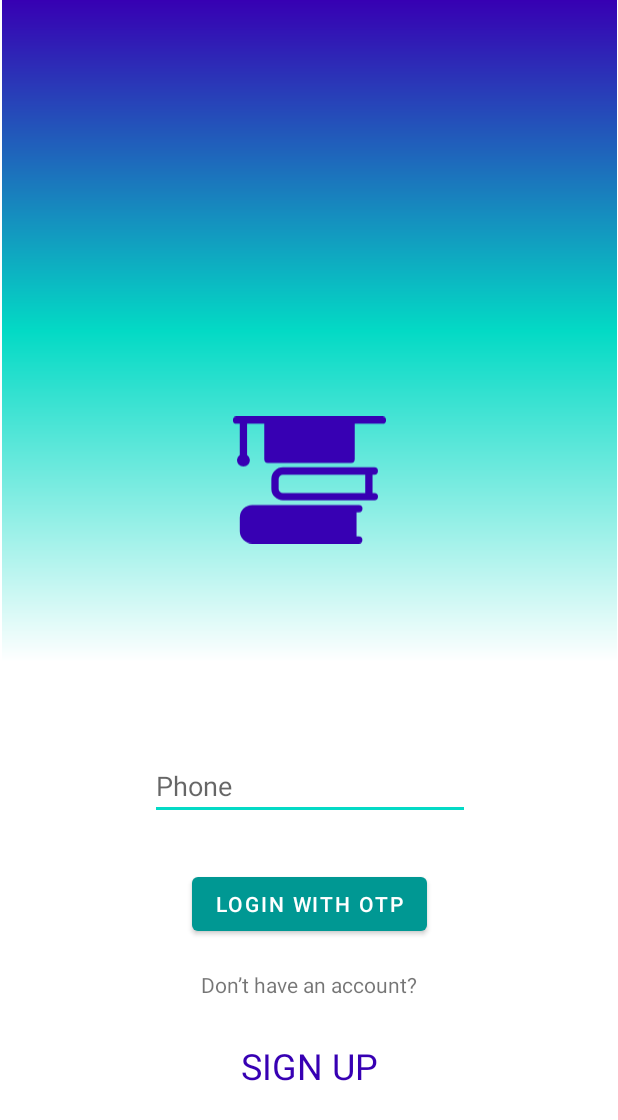
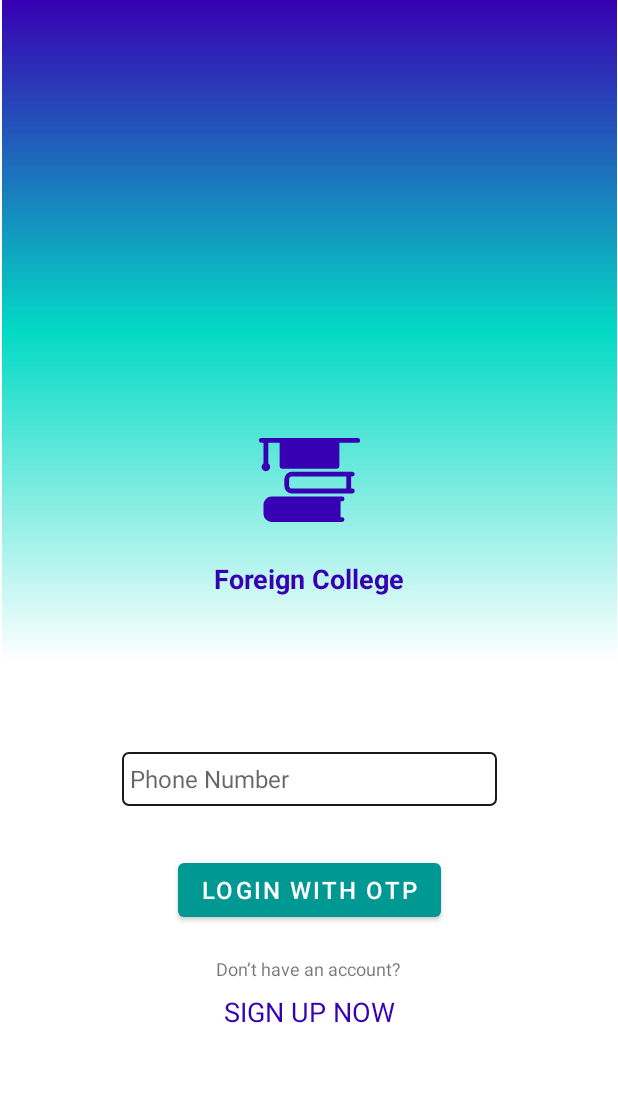
Before and after one commit to visheshdubey/College_Finder, an Android app: the screen it shows after launch (MainActivity), on a phone screen of 412 x 824 dp. Shown: the top 1120 px of the screen. Run offline under Robolectric (Android 15) with nearby library versions, the phone set to English and light mode, and no system bars.

Commit message:
OTP Design Done

```diff
--- /dev/null
+++ b/app/src/main/res/drawable/text_background.xml
@@ -0,0 +1,15 @@
+<?xml version="1.0" encoding="utf-8"?>
+<!--  res/drawable/rounded_edittext.xml -->
+<shape xmlns:android="http://schemas.android.com/apk/res/android"
+    android:shape="rectangle"
+    android:padding="30dp"
+    >
+
+    <solid android:color="@color/white" />
+    <stroke android:width="1dp" android:color="@color/black"/>
+    <corners
+        android:bottomRightRadius="4dp"
+        android:bottomLeftRadius="4dp"
+        android:topLeftRadius="4dp"
+        android:topRightRadius="4dp" />
+</shape>
--- a/app/src/main/res/layout/activity_main.xml
+++ b/app/src/main/res/layout/activity_main.xml
@@ -17,23 +17,39 @@
 
         <ImageView
             android:id="@+id/imageView2"
-            android:layout_width="102dp"
+            android:layout_width="67dp"
             android:layout_height="136dp"
             android:layout_marginTop="252dp"
             app:layout_constraintEnd_toEndOf="parent"
             app:layout_constraintStart_toStartOf="parent"
             app:layout_constraintTop_toTopOf="parent"
             app:srcCompat="@drawable/ic_college_studying" />
+
+        <TextView
+            android:id="@+id/textView3"
+            android:layout_width="wrap_content"
+            android:layout_height="wrap_content"
+            android:layout_marginTop="121dp"
+            android:textColor="@color/purple"
+            android:textStyle="bold"
+            android:textSize="18sp"
+            android:text="Foreign College"
+            app:layout_constraintEnd_toEndOf="parent"
+            app:layout_constraintStart_toStartOf="parent"
+            app:layout_constraintTop_toTopOf="@+id/imageView2" />
     </androidx.constraintlayout.widget.ConstraintLayout>
 
     <EditText
         android:id="@+id/editTextPhone2"
-        android:layout_width="wrap_content"
-        android:layout_height="wrap_content"
+        android:layout_width="250dp"
+        android:layout_height="36dp"
         android:layout_marginTop="60dp"
+        android:background="@drawable/text_background"
         android:ems="10"
-        android:hint="Phone"
+        android:textSize="16sp"
+        android:hint="Phone Number"
         android:inputType="phone"
+        android:padding="5dp"
         app:layout_constraintEnd_toEndOf="parent"
         app:layout_constraintHorizontal_bias="0.504"
         app:layout_constraintStart_toStartOf="parent"
@@ -44,6 +60,7 @@
         android:layout_width="wrap_content"
         android:layout_height="wrap_content"
         android:layout_marginTop="32dp"
+        android:textSize="16sp"
         android:text="Login with OTP"
         app:backgroundTint="@color/teal_700"
         app:layout_constraintEnd_toEndOf="parent"
@@ -55,6 +72,7 @@
         android:layout_width="wrap_content"
         android:layout_height="wrap_content"
         android:layout_marginTop="20dp"
+        android:textSize="12sp"
         android:text="Don’t have an account?"
         app:layout_constraintEnd_toEndOf="parent"
         app:layout_constraintStart_toStartOf="parent"
@@ -64,11 +82,12 @@
         android:id="@+id/textView2"
         android:layout_width="wrap_content"
         android:layout_height="wrap_content"
-        android:layout_marginTop="28dp"
-        android:text="SIGN UP"
+        android:layout_marginTop="8dp"
+        android:text="SIGN UP NOW"
         android:textColor="@color/purple"
-        android:textSize="24sp"
+        android:textSize="18sp"
         app:layout_constraintEnd_toEndOf="parent"
+        app:layout_constraintHorizontal_bias="0.501"
         app:layout_constraintStart_toStartOf="parent"
         app:layout_constraintTop_toBottomOf="@+id/textView" />
 
```
